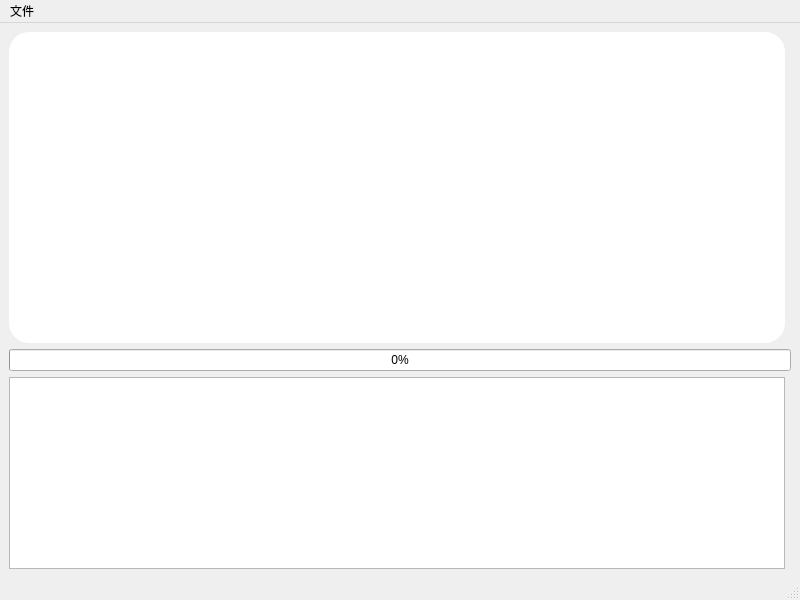
Before: the Qt Designer form 2022 Assignment 5 Tree/HuffmanCompressor/ui/mainwindow.ui in AzurIce/SoftwareEngineeringPractice-I, drawn with Qt 5.
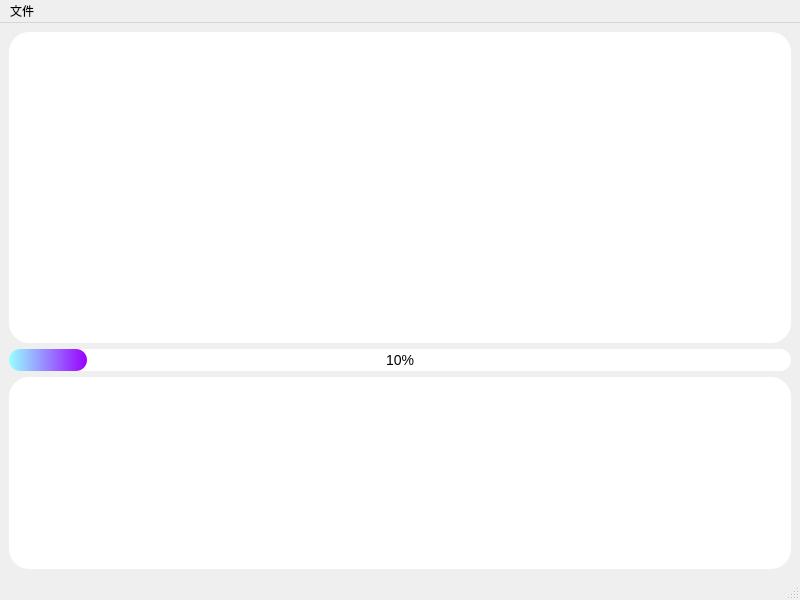
After: the same form once the commit is applied. Custom widgets are drawn as their Qt base class.

Commit message: QSS for progress bar and logging area

What changed in the file:
```diff
--- a/2022 Assignment 5 Tree/HuffmanCompressor/ui/mainwindow.ui
+++ b/2022 Assignment 5 Tree/HuffmanCompressor/ui/mainwindow.ui
@@ -15,13 +15,6 @@
   </property>
   <widget class="QWidget" name="centralwidget">
    <layout class="QGridLayout" name="gridLayout">
-    <item row="1" column="0" colspan="2">
-     <widget class="QProgressBar" name="progressBar">
-      <property name="value">
-       <number>0</number>
-      </property>
-     </widget>
-    </item>
     <item row="0" column="0">
      <widget class="FileTreeView" name="treeViewContent">
       <property name="styleSheet">
@@ -63,11 +56,40 @@
       <property name="layoutDirection">
        <enum>Qt::LeftToRight</enum>
       </property>
+      <property name="styleSheet">
+       <string notr="true">QTextEdit{
+	border: none;
+	border-radius: 20px;
+	padding: 10px;
+	background-color: #ffffff;
+}</string>
+      </property>
       <property name="readOnly">
        <bool>true</bool>
       </property>
      </widget>
     </item>
+    <item row="1" column="0">
+     <widget class="QProgressBar" name="progressBar">
+      <property name="styleSheet">
+       <string notr="true">QProgressBar{
+	height:22px;
+	text-align:center;
+	font-size:14px;
+	color:black;
+	border-radius:11px;
+	background:#ffffff;
+}
+QProgressBar::chunk{
+	border-radius:11px;
+	background:qlineargradient(spread:pad,x1:0,y1:0,x2:1,y2:0,stop:0 #99ffff,stop:1 #9900ff);
+}</string>
+      </property>
+      <property name="value">
+       <number>10</number>
+      </property>
+     </widget>
+    </item>
    </layout>
   </widget>
   <widget class="QMenuBar" name="menubar">
```
The commit also changes 2 other files.
